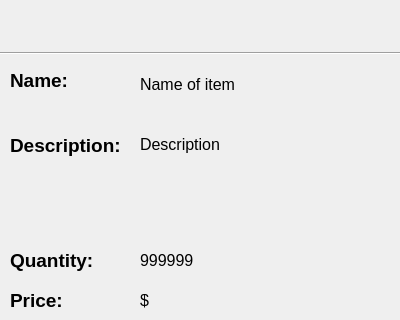
Before: the Qt Designer form pyqt/ui_files/item_mod.ui in Pirhomega/5153-Software-Engineering, drawn with Qt 5; both pictures show x 0 to 400 and y 85 to 405 of the 400 by 600 pixel window.
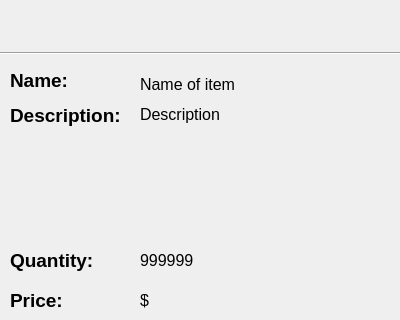
After: the same form once the commit is applied.

```diff
--- a/pyqt/ui_files/item_mod.ui
+++ b/pyqt/ui_files/item_mod.ui
@@ -114,7 +114,7 @@
       <x>140</x>
       <y>160</y>
       <width>251</width>
-      <height>51</height>
+      <height>21</height>
      </rect>
     </property>
     <property name="font">
@@ -175,9 +175,9 @@
     <property name="geometry">
      <rect>
       <x>140</x>
-      <y>220</y>
+      <y>190</y>
       <width>251</width>
-      <height>101</height>
+      <height>141</height>
      </rect>
     </property>
     <property name="font">
@@ -280,7 +280,7 @@
     <property name="geometry">
      <rect>
       <x>10</x>
-      <y>210</y>
+      <y>180</y>
       <width>121</width>
       <height>41</height>
      </rect>
```
